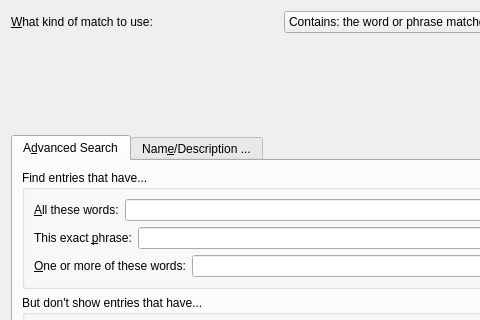
Old version of the form src/calibre/gui2/store/config/chooser/adv_search_builder.ui in the repository debian-calibre/calibre; both pictures show x 0 to 480 and y 0 to 320 of the 752 by 472 pixel window.
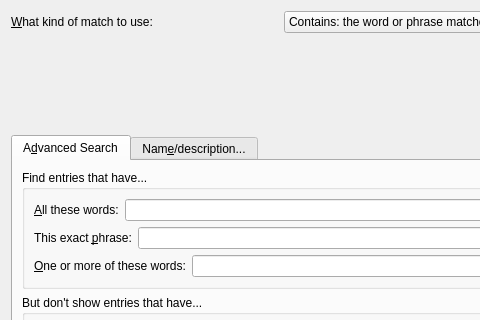
New version of the form. Icons and pictures are not drawn. Custom widgets are drawn as their Qt base class.

```diff
--- a/src/calibre/gui2/store/config/chooser/adv_search_builder.ui
+++ b/src/calibre/gui2/store/config/chooser/adv_search_builder.ui
@@ -186,7 +186,7 @@
      </widget>
      <widget class="QWidget" name="tab_2">
       <attribute name="title">
-       <string>Nam&amp;e/Description ...</string>
+       <string>Nam&amp;e/description...</string>
       </attribute>
       <layout class="QGridLayout" name="gridLayout">
        <item row="1" column="0">
```
